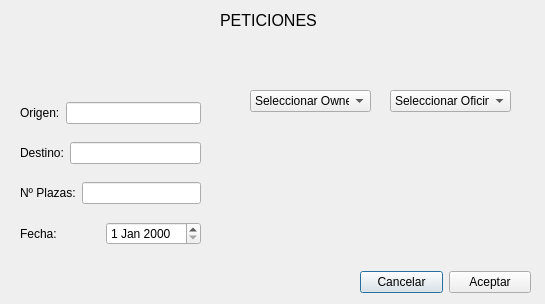
Above: source/dialogpeticiones.ui from hugo19941994/ViajeFacil before the change. Below: the same form after it.
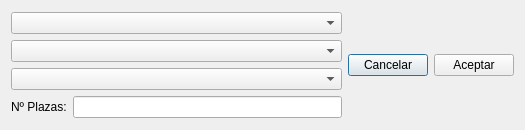
That is the form after the change.

Commit message:
Version inicial ~fucional~ de peticiones. Cambios en las ventanas. Clase peticion ahora tiene un puntero a nego.
Version inicial ~funcional~ de peticiones. Cambios en las ventanas.
Clase peticion ahora tiene un puntero a nego.

What changed in the file:
```diff
--- a/source/dialogpeticiones.ui
+++ b/source/dialogpeticiones.ui
@@ -6,98 +6,37 @@
    <rect>
     <x>0</x>
     <y>0</y>
-    <width>545</width>
-    <height>304</height>
+    <width>525</width>
+    <height>130</height>
    </rect>
   </property>
   <property name="windowTitle">
    <string>Peticiones</string>
   </property>
-  <widget class="QLabel" name="label">
-   <property name="geometry">
-    <rect>
-     <x>220</x>
-     <y>10</y>
-     <width>101</width>
-     <height>20</height>
-    </rect>
-   </property>
-   <property name="font">
-    <font>
-     <pointsize>12</pointsize>
-    </font>
-   </property>
-   <property name="text">
-    <string>PETICIONES</string>
-   </property>
-  </widget>
-  <widget class="QComboBox" name="comboBox">
-   <property name="geometry">
-    <rect>
-     <x>250</x>
-     <y>90</y>
-     <width>121</width>
-     <height>22</height>
-    </rect>
-   </property>
-   <item>
-    <property name="text">
-     <string>Seleccionar Owner</string>
-    </property>
-   </item>
-  </widget>
-  <widget class="QComboBox" name="comboBox_2">
-   <property name="geometry">
-    <rect>
-     <x>390</x>
-     <y>90</y>
-     <width>121</width>
-     <height>22</height>
-    </rect>
-   </property>
-   <item>
-    <property name="text">
-     <string>Seleccionar Oficina</string>
-    </property>
-   </item>
-  </widget>
-  <widget class="QWidget" name="layoutWidget">
-   <property name="geometry">
-    <rect>
-     <x>20</x>
-     <y>90</y>
-     <width>181</width>
-     <height>171</height>
-    </rect>
-   </property>
-   <layout class="QVBoxLayout" name="verticalLayout">
-    <item>
+  <layout class="QGridLayout" name="gridLayout">
+   <item row="0" column="0">
      <layout class="QHBoxLayout" name="horizontalLayout">
       <item>
-       <widget class="QLabel" name="label_2">
-        <property name="text">
-         <string>Origen:</string>
-        </property>
+      <layout class="QVBoxLayout" name="verticalLayout">
+       <item>
+        <widget class="QComboBox" name="comboBox">
+         <property name="editable">
+          <bool>false</bool>
+         </property>
+         <property name="currentText">
+          <string/>
+         </property>
        </widget>
       </item>
       <item>
-       <widget class="QLineEdit" name="lineEdit"/>
-      </item>
-     </layout>
-    </item>
+        <widget class="QComboBox" name="comboBox_2"/>
+       </item>
     <item>
-     <layout class="QHBoxLayout" name="horizontalLayout_2">
-      <item>
-       <widget class="QLabel" name="label_3">
-        <property name="text">
-         <string>Destino:</string>
-        </property>
-       </widget>
-      </item>
-      <item>
-       <widget class="QLineEdit" name="lineEdit_2"/>
-      </item>
-     </layout>
+        <widget class="QComboBox" name="comboBox_3">
+         <property name="currentText">
+          <string/>
+         </property>
+        </widget>
     </item>
     <item>
      <layout class="QHBoxLayout" name="horizontalLayout_3">
@@ -113,31 +52,9 @@
       </item>
      </layout>
     </item>
-    <item>
-     <layout class="QHBoxLayout" name="horizontalLayout_4">
-      <item>
-       <widget class="QLabel" name="label_5">
-        <property name="text">
-         <string>Fecha:</string>
-        </property>
-       </widget>
-      </item>
-      <item>
-       <widget class="QDateEdit" name="dateEdit"/>
-      </item>
-     </layout>
-    </item>
-   </layout>
-  </widget>
-  <widget class="QWidget" name="layoutWidget">
-   <property name="geometry">
-    <rect>
-     <x>360</x>
-     <y>270</y>
-     <width>171</width>
-     <height>25</height>
-    </rect>
-   </property>
+      </layout>
+     </item>
+     <item>
    <layout class="QHBoxLayout" name="horizontalLayout_5">
     <item>
      <widget class="QPushButton" name="pushButton">
@@ -154,12 +71,10 @@
      </widget>
     </item>
    </layout>
-  </widget>
-  <zorder>layoutWidget</zorder>
-  <zorder>layoutWidget</zorder>
-  <zorder>label</zorder>
-  <zorder>comboBox</zorder>
-  <zorder>comboBox_2</zorder>
+     </item>
+    </layout>
+   </item>
+  </layout>
  </widget>
  <resources/>
  <connections>
```
Lines whose indentation alone changed are shown as unchanged. The commit also changes 12 other files.
